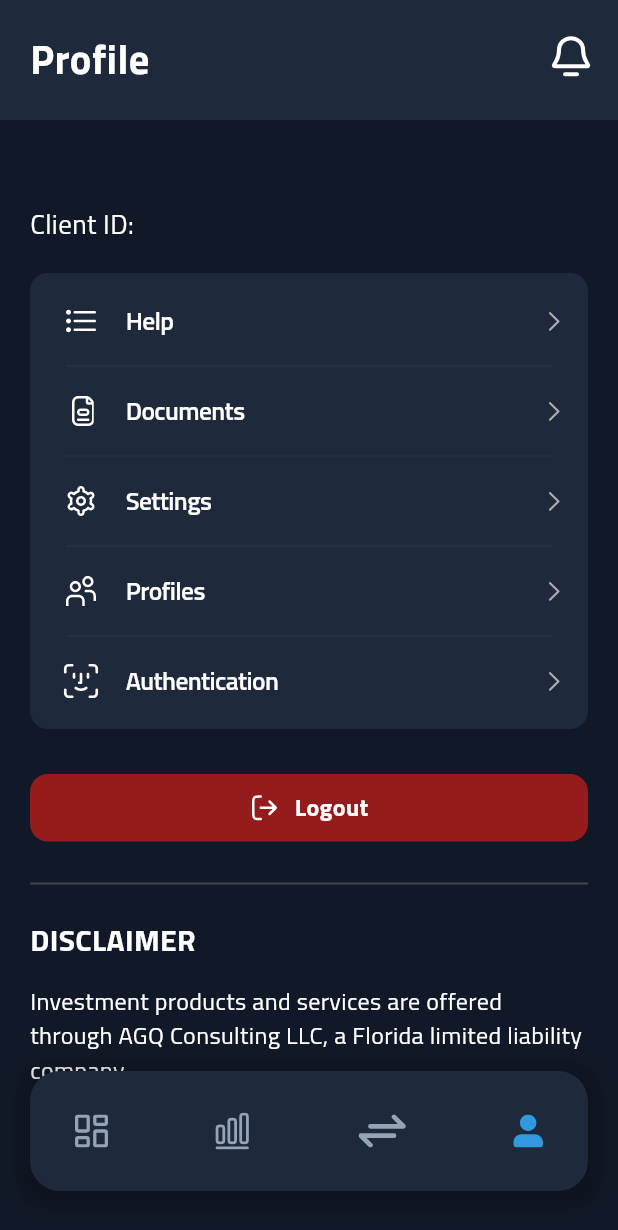
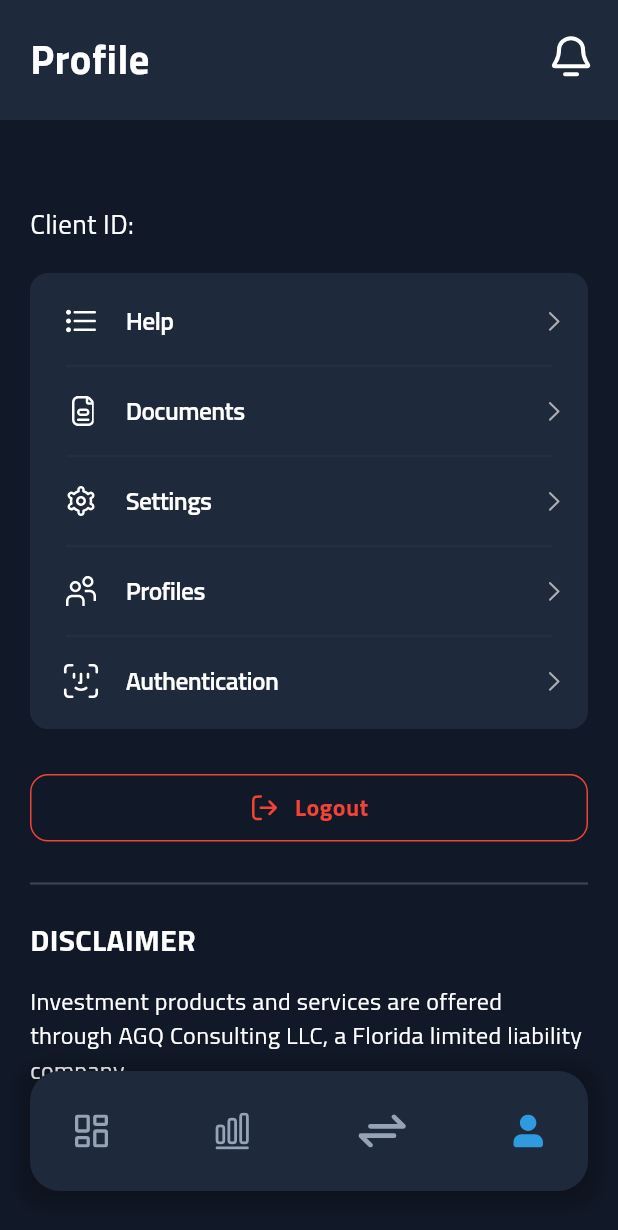
Before and after one commit to zaminshaikh/team_shaikh_app, a Flutter app: the ProfilePage screen opened by its route, on a phone screen of 412 x 824 dp. Shown: the top 1230 px of the screen. Run offline on Flutter 3.47's test engine with Material 3 defaults, Android fonts, the phone set to English and light mode, and no system bars; our stand-ins replace cloud_firestore, cloud_functions, firebase_auth, firebase_core, firebase_messaging, firebase_storage and 12 more; missing offline and left inert: app_settings, flutter_pdfview; accounts and stored records are empty.

Commit message:
Refactor progress indicator layout and update logout button styles

```diff
--- a/lib/screens/profile/components/logout_button.dart
+++ b/lib/screens/profile/components/logout_button.dart
@@ -28,7 +28,8 @@ class _LogoutButtonState extends State<LogoutButton> {
               child: Container(
                 height: 45,
                 decoration: BoxDecoration(
-                  color: const Color.fromARGB(255, 149, 28, 28),
+                  color: Colors.transparent, // Changed from Color.fromARGB(255, 149, 28, 28)
+                  border: Border.all(color: Colors.red), // Added red border
                   borderRadius: BorderRadius.circular(12),
                 ),
                 child: Center(
@@ -38,7 +39,7 @@ class _LogoutButtonState extends State<LogoutButton> {
                     children: [
                       SvgPicture.asset(
                         'assets/icons/logout.svg',
-                        color: Colors.white,
+                        color: Colors.red, // Changed from Colors.white
                         height: 20,
                       ),
                       const SizedBox(width: 10),
@@ -46,7 +47,7 @@ class _LogoutButtonState extends State<LogoutButton> {
                         'Logout',
                         style: TextStyle(
                           fontSize: 16,
-                          color: Colors.white,
+                          color: Colors.red, // Changed from Colors.white
                           fontWeight: FontWeight.bold,
                           fontFamily: 'Titillium Web',
                         ),
```
Also changed, not shown: lib/components/progress_indicator.dart (+1 -15 lines).
